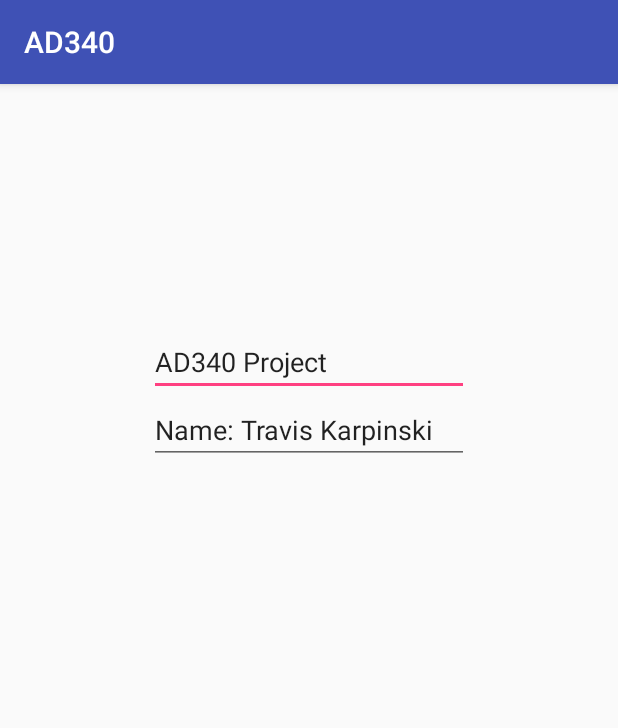
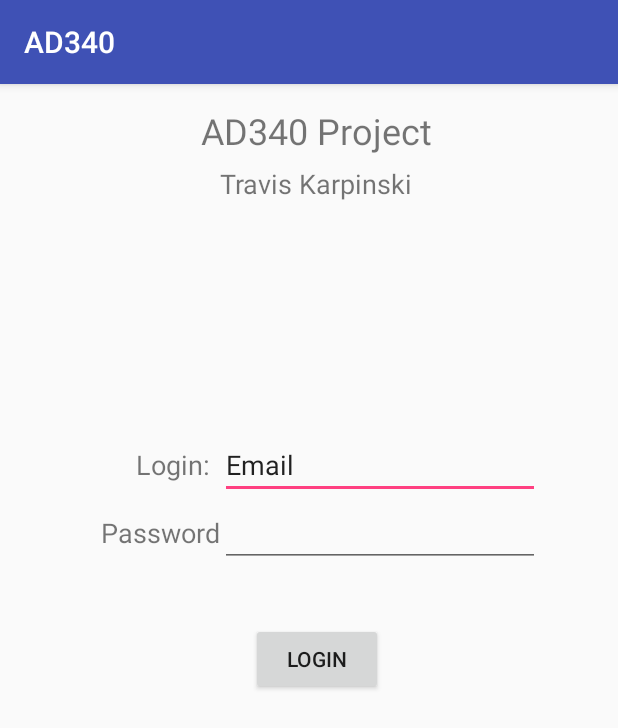
Before and after one commit to Tkarp87/AD340_hw2, an Android app: the screen it shows after launch (InfoActivity), on a phone screen of 412 x 824 dp. Shown: the top 728 px of the screen. Run offline under Robolectric (Android 15) with nearby library versions, the phone set to English and light mode, and no system bars.

```diff
--- a/app/src/main/AndroidManifest.xml
+++ b/app/src/main/AndroidManifest.xml
@@ -16,6 +16,7 @@
                 <category android:name="android.intent.category.LAUNCHER" />
             </intent-filter>
         </activity>
+        <activity android:name=".DashboardActivity"></activity>
     </application>
 
 </manifest>
--- a/app/src/main/res/layout/activity_info.xml
+++ b/app/src/main/res/layout/activity_info.xml
@@ -9,35 +9,88 @@
     <RelativeLayout
         android:layout_width="365dp"
         android:layout_height="493dp"
+        android:layout_marginBottom="8dp"
         android:layout_marginLeft="8dp"
+        android:layout_marginRight="8dp"
+        android:layout_marginTop="8dp"
+        app:layout_constraintBottom_toBottomOf="parent"
+        app:layout_constraintHorizontal_bias="0.666"
         app:layout_constraintLeft_toLeftOf="parent"
-        android:layout_marginRight="8dp"
         app:layout_constraintRight_toRightOf="parent"
         app:layout_constraintTop_toTopOf="parent"
-        android:layout_marginTop="8dp"
-        app:layout_constraintBottom_toBottomOf="parent"
-        android:layout_marginBottom="8dp">
+        app:layout_constraintVertical_bias="0.0">
+
+        <TextView
+            android:id="@+id/tv_login"
+            android:layout_width="wrap_content"
+            android:layout_height="wrap_content"
+            android:padding="10px"
+            android:paddingEnd="10px"
+            android:text="Login:"
+            android:textSize="18sp"
+            android:layout_below="@+id/tv_name"
+            android:layout_toStartOf="@+id/tv_name"
+            android:layout_marginTop="156dp" />
+
+        <TextView
+            android:id="@+id/tv_title"
+            android:layout_width="wrap_content"
+            android:layout_height="wrap_content"
+            android:layout_alignParentTop="true"
+            android:layout_centerHorizontal="true"
+            android:padding="10px"
+            android:paddingEnd="10px"
+            android:text="AD340 Project"
+            android:textSize="24sp" />
+
+        <TextView
+            android:id="@+id/tv_name"
+            android:layout_width="wrap_content"
+            android:layout_height="wrap_content"
+            android:text="Travis Karpinski"
+            android:textSize="18sp"
+            android:layout_below="@+id/tv_title"
+            android:layout_centerHorizontal="true" />
 
         <EditText
-            android:id="@+id/activityTitle"
+            android:id="@+id/et_login"
             android:layout_width="wrap_content"
             android:layout_height="wrap_content"
+            android:layout_alignBaseline="@+id/tv_login"
+            android:layout_alignBottom="@+id/tv_login"
+            android:layout_toEndOf="@+id/tv_login"
             android:ems="10"
-            android:inputType="text"
-            android:text="AD340 Project"
-            android:layout_alignParentTop="true"
-            android:layout_alignStart="@+id/authName"
-
-            android:layout_marginTop="25dp" />
+            android:inputType="textEmailAddress"
+            android:text="Email" />
 
         <EditText
-            android:id="@+id/authName"
+            android:id="@+id/et_password"
             android:layout_width="wrap_content"
             android:layout_height="wrap_content"
+            android:layout_alignStart="@+id/et_login"
+            android:layout_below="@+id/et_login"
             android:ems="10"
-            android:inputType="textPersonName"
-            android:text="Name: Travis Karpinski"
-            android:layout_below="@+id/activityTitle"
-            android:layout_centerHorizontal="true" />
+            android:inputType="textPassword" />
+
+        <TextView
+            android:id="@+id/tv_password"
+            android:layout_width="wrap_content"
+            android:layout_height="wrap_content"
+            android:text="Password"
+            android:textSize="18sp"
+            android:layout_alignBaseline="@+id/et_password"
+            android:layout_alignBottom="@+id/et_password"
+            android:layout_toStartOf="@+id/et_password" />
+
+        <Button
+            android:id="@+id/btn_login"
+            android:layout_width="wrap_content"
+            android:layout_height="wrap_content"
+            android:layout_below="@+id/et_password"
+            android:layout_centerHorizontal="true"
+            android:layout_marginTop="37dp"
+            android:onClick="login"
+            android:text="Login" />
+
     </RelativeLayout>
 </android.support.constraint.ConstraintLayout>
```
Also changed, not shown: app/src/main/java/com/example/tkarp/ad340/DashboardActivity.java (added, +21 -0 lines), app/src/main/java/com/example/tkarp/ad340/InfoActivity.java (+20 -1 lines), app/src/main/res/layout/activity_dashboard.xml (added, +33 -0 lines).
